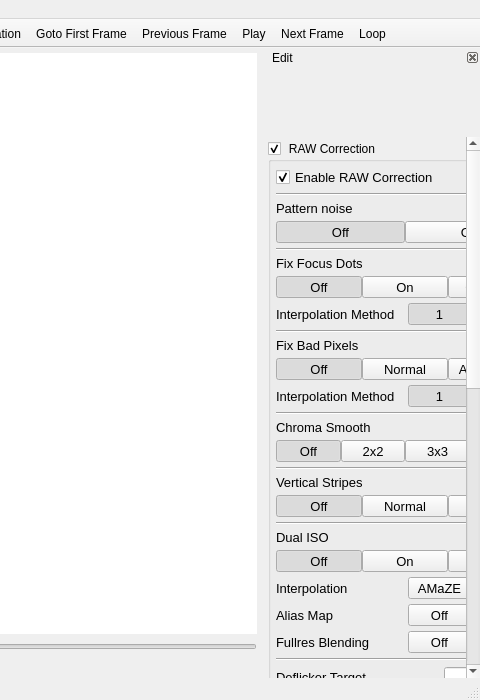
The window that platform/qt/MainWindow.ui (ilia3101/MLV-App) describes before a commit, drawn with Qt 5; both pictures show x 720 to 1200 and y 0 to 700 of the 1200 by 700 pixel window.
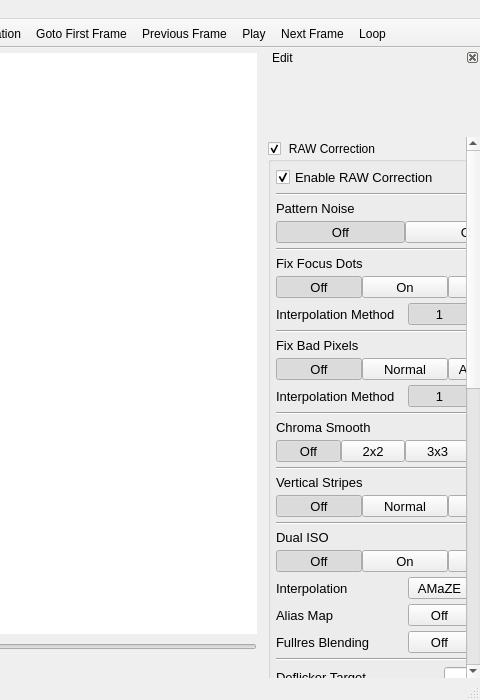
The same window after the commit. Icons and pictures are not drawn. Custom widgets are drawn as their Qt base class.

Commit message: QtApp: change against warnings

```diff
--- a/platform/qt/MainWindow.ui
+++ b/platform/qt/MainWindow.ui
@@ -349,7 +349,7 @@
           <property name="geometry">
            <rect>
             <x>0</x>
-            <y>-706</y>
+            <y>0</y>
             <width>195</width>
             <height>1233</height>
            </rect>
@@ -439,7 +439,7 @@
                     </font>
                    </property>
                    <property name="text">
-                    <string>Pattern noise</string>
+                    <string>Pattern Noise</string>
                    </property>
                   </widget>
                  </item>
```
Left out of the diff: 5 changed lines with no effect on the pictures.
